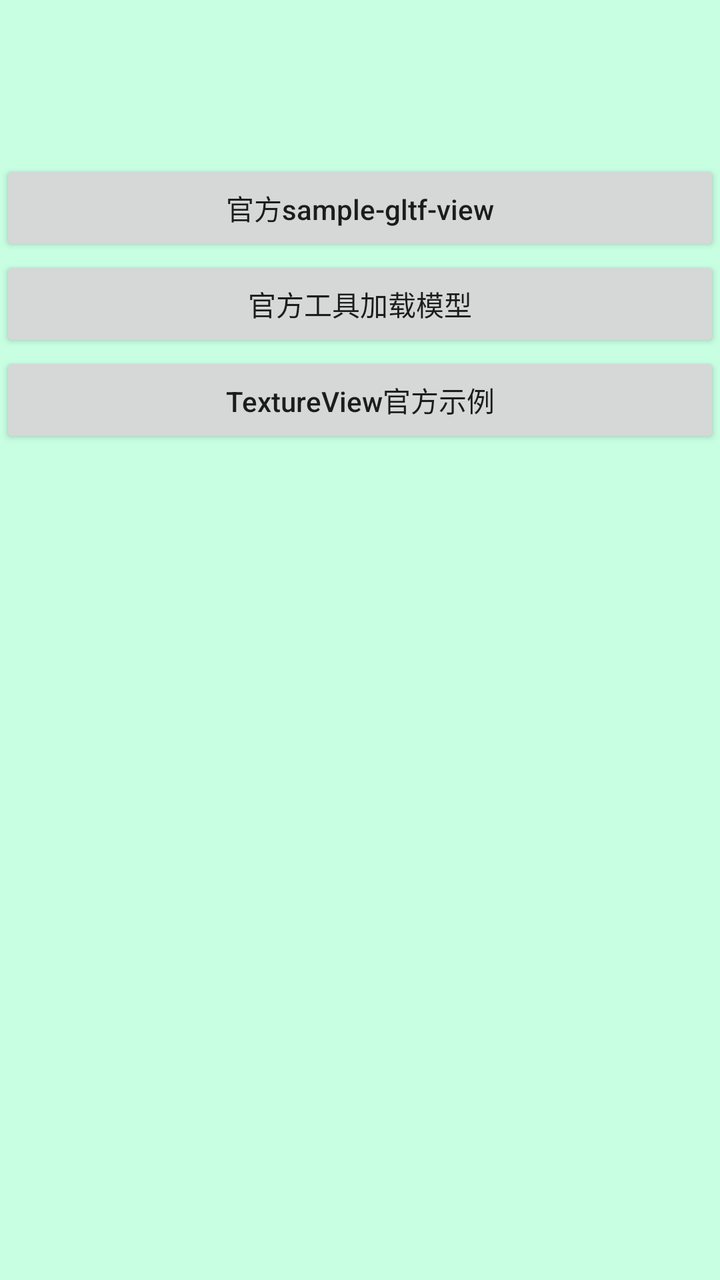
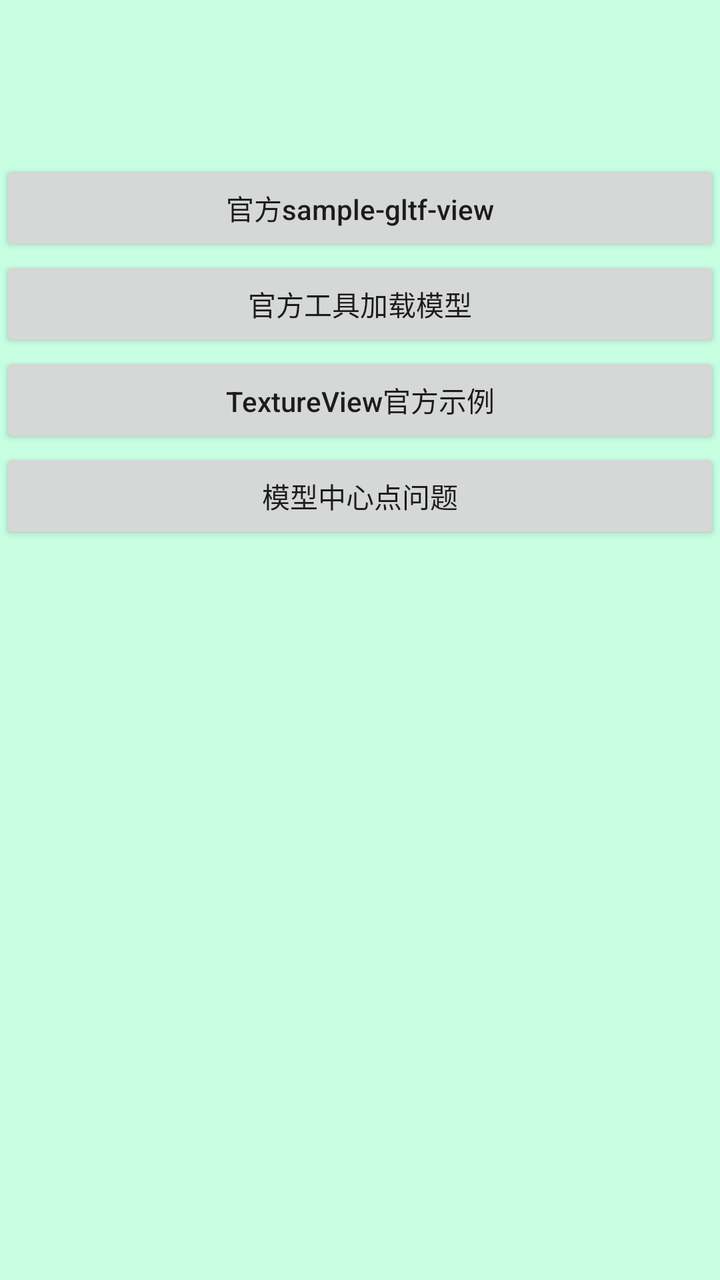

Two renders of the same Android screen: before a commit and after it. Below are the layout's source before the change and the commit's diff.
<!-- AndroidManifest.xml: application theme Theme.Filament_demo -->
<!-- res/layout/activity_start.xml -->
<?xml version="1.0" encoding="utf-8"?>
<LinearLayout xmlns:android="http://schemas.android.com/apk/res/android"
    xmlns:app="http://schemas.android.com/apk/res-auto"
    xmlns:tools="http://schemas.android.com/tools"
    android:id="@+id/main"
    android:layout_width="match_parent"
    android:layout_height="match_parent"
    android:background="#C8FFE3"
    android:orientation="vertical"
    tools:context=".StartActivity">

    <Button
        android:id="@+id/button_1"
        android:layout_width="match_parent"
        android:layout_height="wrap_content"
        android:layout_marginTop="80dp"
        android:text="官方sample-gltf-view"
        android:textAllCaps="false" />

    <Button
        android:id="@+id/button_2"
        android:layout_width="match_parent"
        android:layout_height="wrap_content"
        android:text="官方工具加载模型" />

    <Button
        android:id="@+id/button_3"
        android:layout_width="match_parent"
        android:layout_height="wrap_content"
        android:text="TextureView官方示例"
        android:textAllCaps="false" />
</LinearLayout>
<!-- resources referenced by this layout -->
<resources>
  <style name="Theme.Filament_demo" parent="Theme.AppCompat.DayNight.NoActionBar">
          
          <item name="colorPrimary">@color/purple_500</item>
          <item name="colorPrimaryVariant">@color/purple_700</item>
          <item name="colorOnPrimary">@color/white</item>
          
          <item name="colorSecondary">@color/teal_200</item>
          <item name="colorSecondaryVariant">@color/teal_700</item>
          <item name="colorOnSecondary">@color/black</item>
          
          <item name="android:statusBarColor">?attr/colorPrimaryVariant</item>
          
      </style>
  <color name="purple_500">#FF6200EE</color>
  <color name="purple_700">#FF3700B3</color>
  <color name="white">#FFFFFFFF</color>
  <color name="teal_200">#FF03DAC5</color>
  <color name="teal_700">#FF018786</color>
  <color name="black">#FF000000</color>
</resources>

<!-- the commit's change to res/layout/activity_start.xml (unified diff, before → after) -->
@@ -29,4 +29,10 @@
         android:layout_height="wrap_content"
         android:text="TextureView官方示例"
         android:textAllCaps="false" />
+
+    <Button
+        android:id="@+id/button_4"
+        android:layout_width="match_parent"
+        android:layout_height="wrap_content"
+        android:text="模型中心点问题" />
 </LinearLayout>
